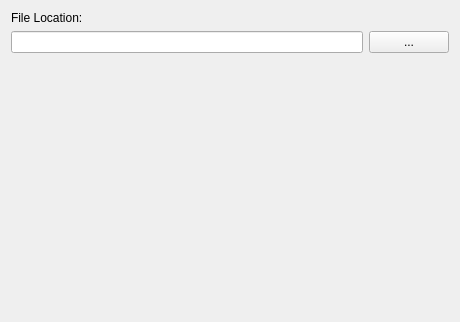
Before: the Qt Designer form src/klfliblocalfilewidget.ui in CryFeiFei/klatexformula, drawn with Qt 5.
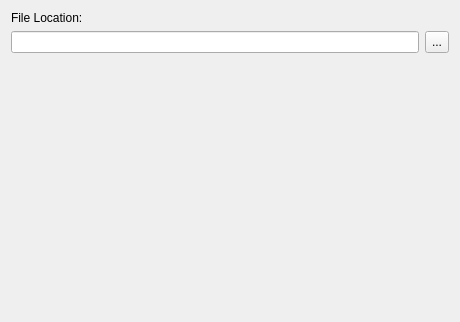
After: the same form once the commit is applied.

Patch:
```diff
--- a/src/klfliblocalfilewidget.ui
+++ b/src/klfliblocalfilewidget.ui
@@ -10,7 +10,13 @@
     <height>322</height>
    </rect>
   </property>
-  <layout class="QGridLayout" name="lyt_KLFLibLocalFileWidget">
+  <property name="sizePolicy">
+   <sizepolicy hsizetype="Fixed" vsizetype="Preferred">
+    <horstretch>0</horstretch>
+    <verstretch>0</verstretch>
+   </sizepolicy>
+  </property>
+  <layout class="QGridLayout" name="lyt_KLFLibLocalFileWidget" columnstretch="1,1,0">
    <item row="0" column="0" colspan="3">
     <widget class="QLabel" name="lblLocation">
      <property name="text">
@@ -28,19 +34,6 @@
      </property>
     </widget>
    </item>
-   <item row="1" column="2">
-    <widget class="QPushButton" name="btnBrowse">
-     <property name="sizePolicy">
-      <sizepolicy hsizetype="Fixed" vsizetype="Fixed">
-       <horstretch>0</horstretch>
-       <verstretch>0</verstretch>
-      </sizepolicy>
-     </property>
-     <property name="text">
-      <string>...</string>
-     </property>
-    </widget>
-   </item>
    <item row="2" column="0">
     <spacer name="vspc">
      <property name="orientation">
@@ -54,6 +47,19 @@
      </property>
     </spacer>
    </item>
+   <item row="1" column="2">
+    <widget class="QToolButton" name="btnBrowse">
+     <property name="sizePolicy">
+      <sizepolicy hsizetype="Fixed" vsizetype="Preferred">
+       <horstretch>0</horstretch>
+       <verstretch>0</verstretch>
+      </sizepolicy>
+     </property>
+     <property name="text">
+      <string>...</string>
+     </property>
+    </widget>
+   </item>
   </layout>
  </widget>
  <resources/>
```
